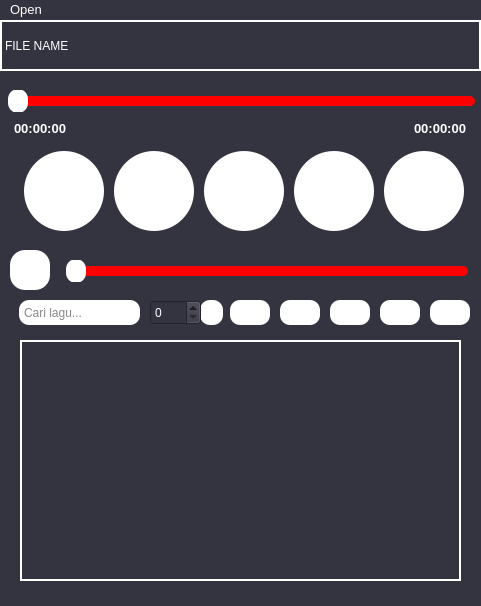
This is MusicPlayerGUI/mainwindow.ui in adanfdilah/Project-Alpro as Qt 5 draws it before an edit. The edited form follows.
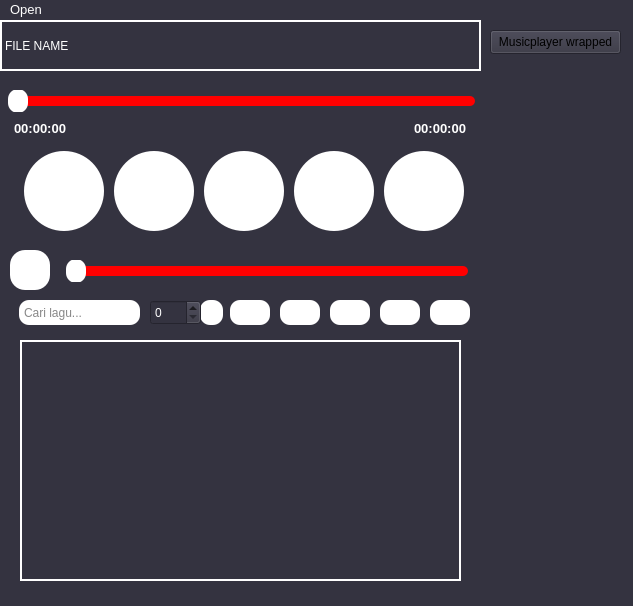
This is the edited form. Custom widgets are drawn as their Qt base class.

Commit message: menambahkan download laporan

Diff of the .ui file:
```diff
--- a/MusicPlayerGUI/mainwindow.ui
+++ b/MusicPlayerGUI/mainwindow.ui
@@ -6,7 +6,7 @@
    <rect>
     <x>0</x>
     <y>0</y>
-    <width>481</width>
+    <width>633</width>
     <height>606</height>
    </rect>
   </property>
@@ -1190,6 +1190,19 @@
      <string/>
     </property>
    </widget>
+   <widget class="QPushButton" name="pushButton_DownloadReport">
+    <property name="geometry">
+     <rect>
+      <x>490</x>
+      <y>10</y>
+      <width>131</width>
+      <height>24</height>
+     </rect>
+    </property>
+    <property name="text">
+     <string>Musicplayer wrapped</string>
+    </property>
+   </widget>
    <zorder>layoutWidget</zorder>
    <zorder>label_File_Name</zorder>
    <zorder>horizontalSlider_Audio_File_Duration</zorder>
@@ -1212,8 +1225,8 @@
     <rect>
      <x>0</x>
      <y>0</y>
-     <width>481</width>
-     <height>23</height>
+     <width>633</width>
+     <height>22</height>
     </rect>
    </property>
    <property name="palette">
```
Left out of the diff: 1 changed line with no effect on the pictures. The commit also changes 3 other files.
